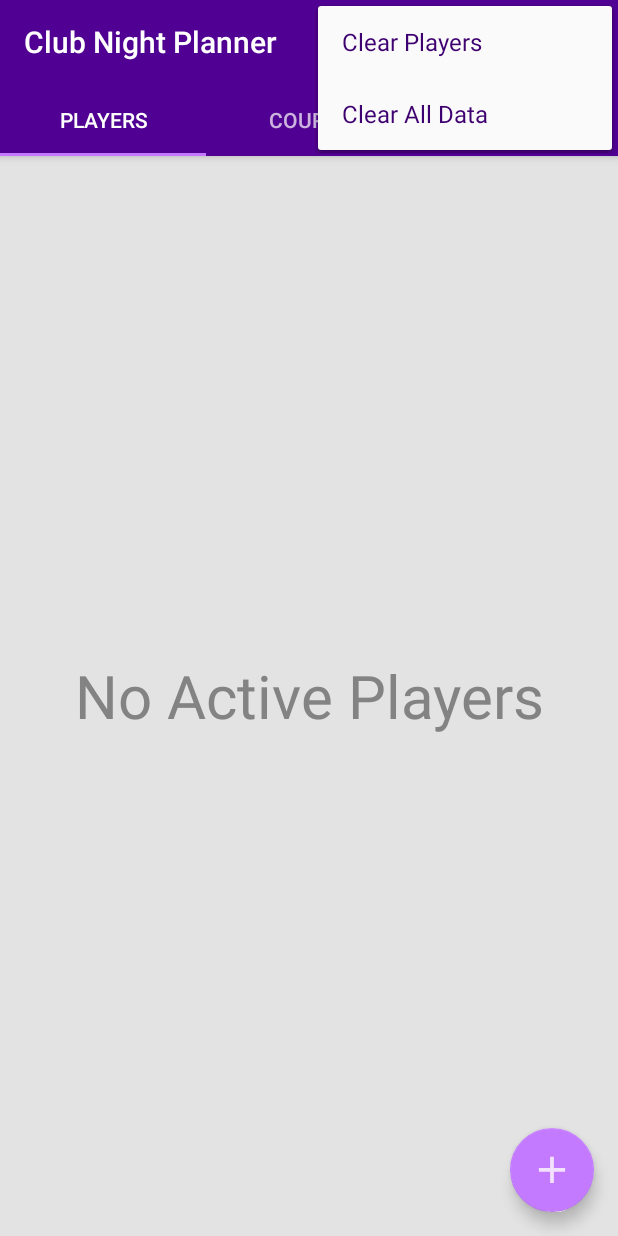
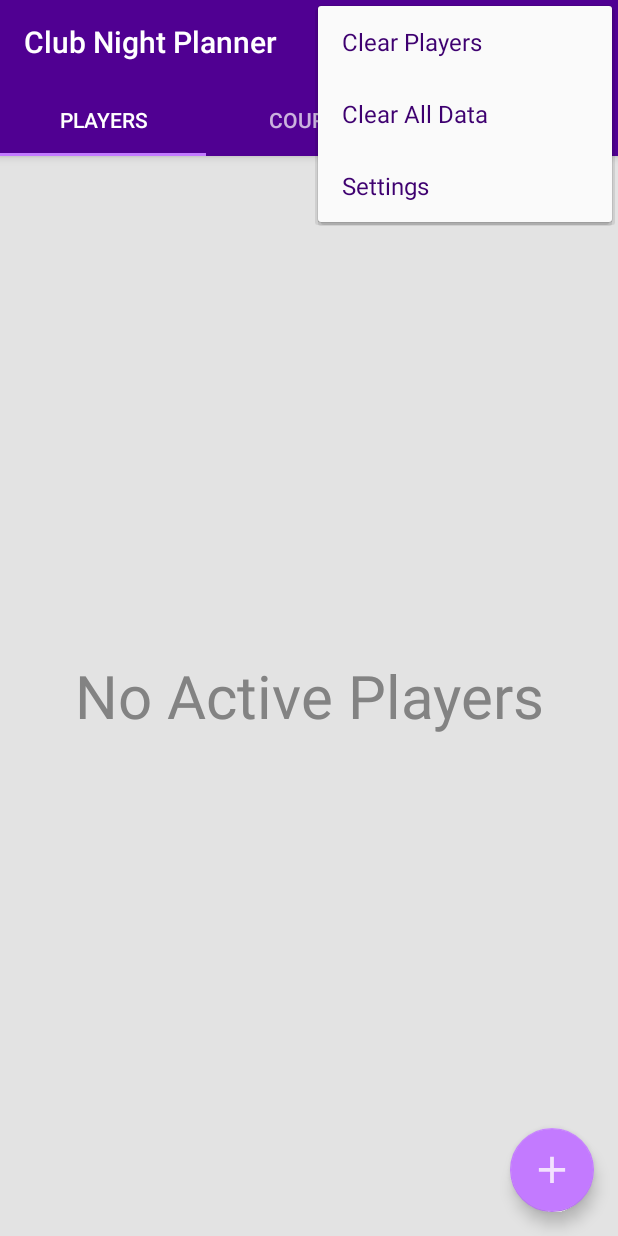
Before and after one commit to ayorkshireworrall/ClubNightPlanner, an Android app: the screen it shows after launch (MainActivity), with the options menu open, on a phone screen of 412 x 824 dp. Run offline under Robolectric (Android 15) with nearby library versions, the phone set to English and light mode, and no system bars; our stand-ins replace Room's generated code.

Commit message:
add empty settings page

```diff
--- a/app/src/main/AndroidManifest.xml
+++ b/app/src/main/AndroidManifest.xml
@@ -34,6 +34,12 @@
             android:screenOrientation="portrait"
             tools:ignore="LockedOrientationActivity" />
         <activity
+            android:name=".ui.main.settings.ViewSettingsActivity"
+            android:label="@string/settings"
+            android:parentActivityName=".MainActivity"
+            android:screenOrientation="portrait"
+            tools:ignore="LockedOrientationActivity" />
+        <activity
             android:name=".MainActivity"
             android:label="@string/app_name"
             android:screenOrientation="portrait"
--- a/app/src/main/res/menu/actions_menu.xml
+++ b/app/src/main/res/menu/actions_menu.xml
@@ -23,4 +23,8 @@
         android:id="@+id/clear_all"
         android:title="@string/clear_all_data"
         app:showAsAction="never"/>
+    <item
+        android:id="@+id/settings"
+        android:title="@string/settings"
+        app:showAsAction="never"/>
 </menu>
--- a/app/src/main/res/values/strings.xml
+++ b/app/src/main/res/values/strings.xml
@@ -19,6 +19,7 @@
     <string name="clear_courts">Clear Courts</string>
     <string name="clear_fixtures">Clear Fixtures</string>
     <string name="clear_all_data">Clear All Data</string>
+    <string name="settings">Settings</string>
     <string name="no_scheduled_fixtures">No Scheduled Fixtures</string>
     <string name="select_time">Select Time</string>
     <string name="select_courts">Select Courts</string>
```
Also changed, not shown: app/src/main/java/alex/worrall/clubnightplanner/MainActivity.java (+10 -0 lines), app/src/main/java/alex/worrall/clubnightplanner/ui/main/settings/ViewSettingsActivity.java (added, +32 -0 lines), app/src/main/res/layout/settings.xml (added, +11 -0 lines).
